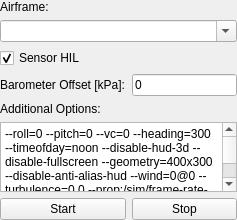
Above: src/ui/QGCHilFlightGearConfiguration.ui from mavlink/qgroundcontrol before the change. Below: the same form after it.
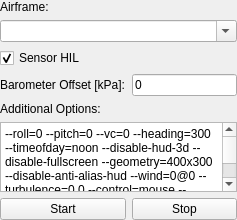
That is the form after the change.

Commit message: remove flightgear rate limitations

The edit to the form file:
```diff
--- a/src/ui/QGCHilFlightGearConfiguration.ui
+++ b/src/ui/QGCHilFlightGearConfiguration.ui
@@ -68,7 +68,7 @@
       </sizepolicy>
      </property>
      <property name="plainText">
-      <string>--roll=0 --pitch=0 --vc=0 --heading=300 --timeofday=noon --disable-hud-3d --disable-fullscreen --geometry=400x300 --disable-anti-alias-hud --wind=0@0 --turbulence=0.0 --prop:/sim/frame-rate-throttle-hz=30 --control=mouse --disable-sound --disable-random-objects --disable-ai-models --shading-flat --fog-disable --disable-specular-highlight --disable-random-objects --disable-panel --disable-clouds --fdm=jsb --units-meters --prop:/engines/engine/running=true</string>
+      <string>--roll=0 --pitch=0 --vc=0 --heading=300 --timeofday=noon --disable-hud-3d --disable-fullscreen --geometry=400x300 --disable-anti-alias-hud --wind=0@0 --turbulence=0.0 --control=mouse --disable-sound --disable-random-objects --disable-ai-models --shading-flat --fog-disable --disable-specular-highlight --disable-random-objects --disable-panel --disable-clouds --fdm=jsb --units-meters --prop:/engines/engine/running=true</string>
      </property>
     </widget>
    </item>
```
The commit also changes 1 other file.
